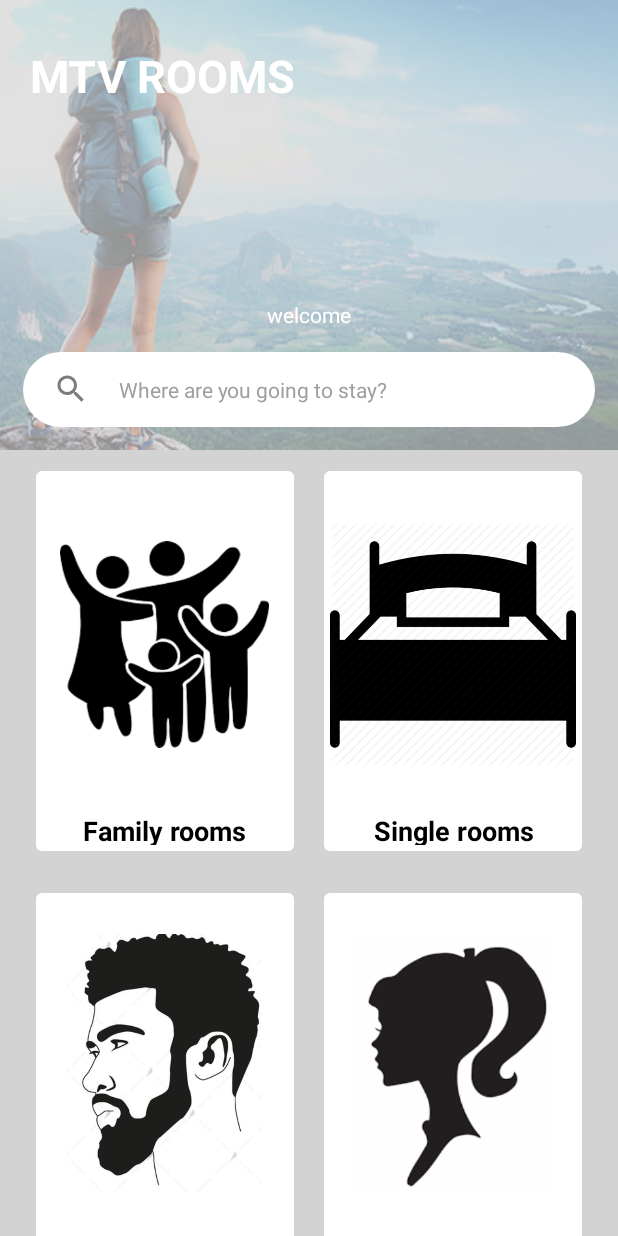
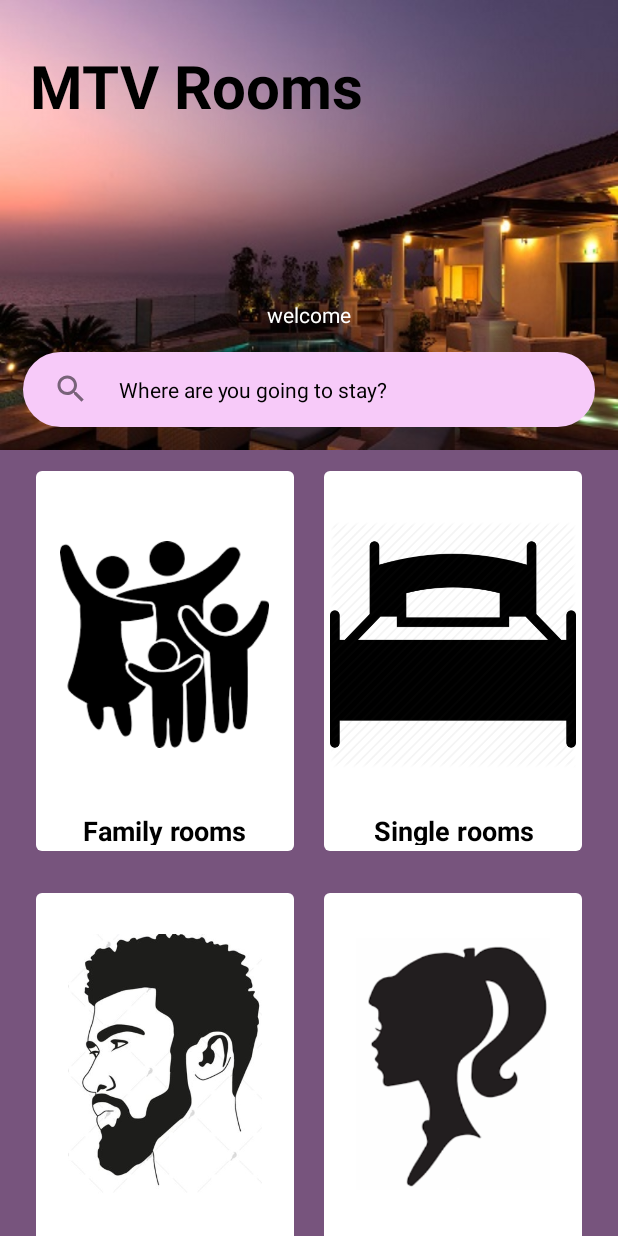
Before and after one commit to mayuri2307/MTV-Rooms, an Android app: the layout fragment_home.xml on its own in the app's theme, with its tools: preview values and no code run, on a phone screen of 412 x 824 dp. Run offline under Robolectric (Android 15) with nearby library versions, the phone set to English and light mode, and no system bars.

Commit message:
changes made

```diff
--- a/app/src/main/res/drawable/background_title.xml
+++ b/app/src/main/res/drawable/background_title.xml
@@ -1,6 +1,6 @@
 <?xml version="1.0" encoding="utf-8"?>
 <shape xmlns:android="http://schemas.android.com/apk/res/android"
     android:shape="rectangle">
-    <solid android:color="#FFFFFF"/>
+    <solid android:color="#F7CAF9"/>
     <corners android:radius="30dp"/>
 </shape>
--- a/app/src/main/res/layout/fragment_home.xml
+++ b/app/src/main/res/layout/fragment_home.xml
@@ -68,8 +68,7 @@
                             android:id="@+id/expandedImage"
                             android:layout_width="match_parent"
                             android:layout_height="match_parent"
-                            android:src="#aad3d3d3"
-                            android:background="@drawable/oyo_main"
+                            android:background="@drawable/oyo1"
                             android:scaleType="fitXY"
                             app:layout_scrollFlags="scroll"/>
                         <TextView
@@ -78,10 +77,10 @@
                             android:layout_height="wrap_content"
                             android:paddingLeft="20sp"
                             android:paddingTop="30sp"
-                            android:text="MTV ROOMS"
+                            android:text="MTV Rooms"
                             android:textStyle="bold"
-                            android:textColor="#FFFFFF"
-                            android:textSize="30sp"
+                            android:textColor="#000000"
+                            android:textSize="40sp"
                             />
                     </RelativeLayout>
                     <!-- <android.support.v7.widget.Toolbar
@@ -107,7 +106,7 @@
                             android:layout_width="match_parent"
                             android:layout_height="50dp"
                             android:text = "Where are you going to stay?"
-                            android:textColor="#9E9E9E"
+                            android:textColor="#000000"
                             android:textSize="14sp"
                             android:layout_margin="15sp"
                             android:layout_gravity="center_horizontal"
@@ -182,16 +181,16 @@
                 </android.support.design.widget.CollapsingToolbarLayout>
             </android.support.design.widget.AppBarLayout>
 
-            <android.support.v7.widget.RecyclerView
+            <!--<android.support.v7.widget.RecyclerView
                 android:id="@+id/rvToDoList"
                 android:layout_width="match_parent"
                 android:layout_height="match_parent"
-                android:nestedScrollingEnabled="false" />
+                android:nestedScrollingEnabled="false" />-->
 
             <LinearLayout
                 android:layout_width="match_parent"
                 android:layout_height="wrap_content"
-                android:background="#D3D3D3"
+                android:background="#77547D"
                 android:gravity="center_horizontal"
                 android:orientation="vertical">
 
```
Also changed, not shown: app/src/main/java/com/aryan/android/oyo/HomeFragment.java (+8 -8 lines), app/src/main/res/drawable/oyo1.jpg (added).
